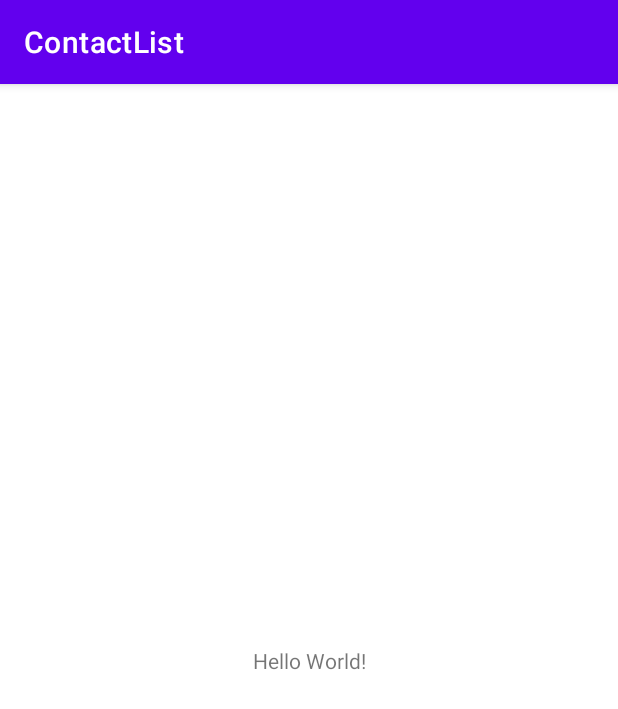
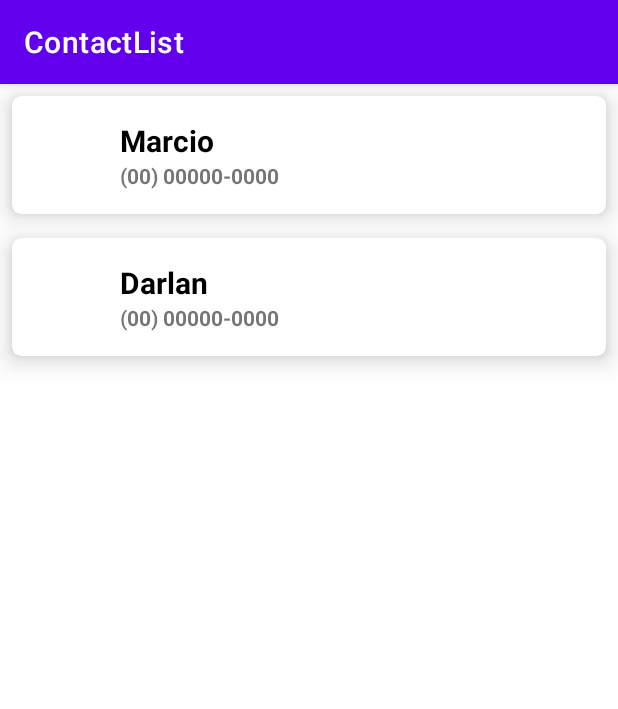
Before and after one commit to MarcinhoFIVE/ContactList, an Android app: the screen it shows after launch (MainActivity), on a phone screen of 412 x 824 dp. Shown: the top 709 px of the screen. Run offline under Robolectric (Android 15) with nearby library versions, the phone set to English and light mode, and no system bars.

Commit message:
Contact List Items Added

```diff
--- a/app/build.gradle
+++ b/app/build.gradle
@@ -29,6 +29,9 @@ android {
     kotlinOptions {
         jvmTarget = '1.8'
     }
+    buildFeatures {
+        viewBinding = false
+    }
 }
 
 dependencies {
--- a/app/src/main/java/br/mdan/contactlist/ContactAdapter.kt
+++ b/app/src/main/java/br/mdan/contactlist/ContactAdapter.kt
@@ -3,6 +3,8 @@ package br.mdan.contactlist
 import android.view.LayoutInflater
 import android.view.View
 import android.view.ViewGroup
+import android.widget.ImageView
+import android.widget.TextView
 import androidx.recyclerview.widget.RecyclerView
 
 class ContactAdapter : RecyclerView.Adapter<ContactAdapter.ContactAdapterViewHolder>() {
@@ -22,9 +24,20 @@ class ContactAdapter : RecyclerView.Adapter<ContactAdapter.ContactAdapterViewHol
         holder.bind(list[position])
     }
 
+    fun updateList(list: List<Contact>) {
+        this.list.clear()
+        this.list.addAll(list)
+        notifyDataSetChanged()
+    }
+
     class ContactAdapterViewHolder(itemView: View) : RecyclerView.ViewHolder(itemView) {
+        private val tvNome: TextView = itemView.findViewById(R.id.tvName)
+        private val tvFone: TextView = itemView.findViewById(R.id.tvPhone)
+        private val ivFoto: ImageView = itemView.findViewById(R.id.ivPhoto)
+
         fun bind(contact: Contact) {
-
+            tvNome.text = contact.name
+            tvFone.text = contact.phone
         }
     }
 }
--- a/app/src/main/java/br/mdan/contactlist/MainActivity.kt
+++ b/app/src/main/java/br/mdan/contactlist/MainActivity.kt
@@ -2,10 +2,43 @@ package br.mdan.contactlist
 
 import androidx.appcompat.app.AppCompatActivity
 import android.os.Bundle
+import androidx.recyclerview.widget.LinearLayoutManager
+import androidx.recyclerview.widget.RecyclerView
 
 class MainActivity : AppCompatActivity() {
+    private val rvLista: RecyclerView by lazy {
+        findViewById<RecyclerView>(R.id.rvList)
+    }
+
+    private val adapter = ContactAdapter()
+
     override fun onCreate(savedInstanceState: Bundle?) {
         super.onCreate(savedInstanceState)
         setContentView(R.layout.activity_main)
+
+        bindView()
+        updateList()
+    }
+
+    private fun bindView() {
+        rvLista.adapter = adapter
+        rvLista.layoutManager = LinearLayoutManager(this)
+    }
+
+    private fun updateList() {
+        adapter.updateList(
+            arrayListOf(
+                Contact(
+                    "Marcio",
+                    "(00) 00000-0000",
+                    "img.png"
+                ),
+                Contact(
+                    "Darlan",
+                    "(00) 00000-0000",
+                    "img.png"
+                )
+            )
+        )
     }
 }
--- a/app/src/main/res/layout/activity_main.xml
+++ b/app/src/main/res/layout/activity_main.xml
@@ -6,18 +6,13 @@
     android:layout_height="match_parent"
     tools:context=".MainActivity">
 
-    <TextView
-        android:layout_width="wrap_content"
-        android:layout_height="wrap_content"
-        android:text="Hello World!"
+    <androidx.recyclerview.widget.RecyclerView
+        android:id="@+id/rvList"
+        android:layout_width="0dp"
+        android:layout_height="0dp"
+        app:layout_constraintEnd_toEndOf="parent"
         app:layout_constraintBottom_toBottomOf="parent"
-        app:layout_constraintLeft_toLeftOf="parent"
-        app:layout_constraintRight_toRightOf="parent"
-        app:layout_constraintTop_toTopOf="parent" />
+        app:layout_constraintStart_toStartOf="parent"
+        app:layout_constraintTop_toTopOf="parent"/>
 
-
-    <androidx.recyclerview.widget.RecyclerView
-        android:layout_width="match_parent"
-        android:layout_height="match_parent"
-        tools:itemCount="5"/>
 </androidx.constraintlayout.widget.ConstraintLayout>
--- a/app/src/main/res/layout/contact_item.xml
+++ b/app/src/main/res/layout/contact_item.xml
@@ -3,7 +3,10 @@
     xmlns:app="http://schemas.android.com/apk/res-auto"
     xmlns:tools="http://schemas.android.com/tools"
     android:layout_width="match_parent"
-    android:layout_height="match_parent">
+    android:layout_height="wrap_content"
+    app:cardElevation="10dp"
+    android:layout_margin="8dp"
+    app:cardCornerRadius="6dp">
 
     <androidx.constraintlayout.widget.ConstraintLayout
         android:layout_width="match_parent"
```
